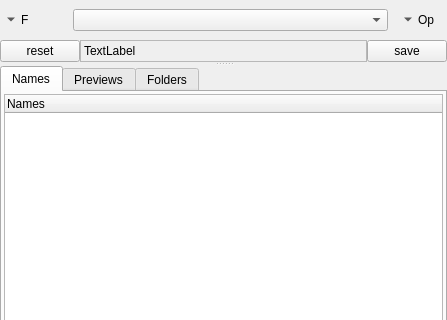
fontmatrix/fontmatrix, file src/listsdock.ui: the form before one commit; both pictures show x 0 to 447 and y 0 to 320 of the 447 by 723 pixel window.
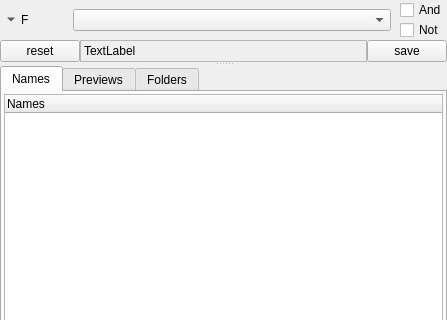
The form after the commit. Icons and pictures are not drawn. Custom widgets are drawn as their Qt base class.

Commit message: Tried - Always display filter operators since having them hidden in a popup menu got myself confused - comments welcome.

```diff
--- a/src/listsdock.ui
+++ b/src/listsdock.ui
@@ -153,22 +153,31 @@
             </widget>
            </item>
            <item>
-            <widget class="QToolButton" name="operationButton" >
-             <property name="text" >
-              <string>Op</string>
-             </property>
-             <property name="popupMode" >
-              <enum>QToolButton::InstantPopup</enum>
-             </property>
-             <property name="toolButtonStyle" >
-              <enum>Qt::ToolButtonTextBesideIcon</enum>
-             </property>
-             <property name="autoRaise" >
-              <bool>true</bool>
-             </property>
-             <property name="arrowType" >
-              <enum>Qt::DownArrow</enum>
-             </property>
+            <widget class="QWidget" native="1" name="widget_2" >
+             <layout class="QGridLayout" name="gridLayout_5" >
+              <property name="margin" >
+               <number>0</number>
+              </property>
+              <property name="spacing" >
+               <number>0</number>
+              </property>
+              <item row="1" column="1" >
+               <widget class="QCheckBox" name="operationNOT" >
+                <property name="text" >
+                 <string>Not</string>
+                </property>
+               </widget>
+              </item>
+              <item row="0" column="1" >
+               <widget class="QCheckBox" name="operationAND" >
+                <property name="text" >
+                 <string>And</string>
+                </property>
+               </widget>
+              </item>
+             </layout>
+             <zorder>operationNOT</zorder>
+             <zorder>operationAND</zorder>
             </widget>
            </item>
           </layout>
```
Left out of the diff: 1 changed line with no effect on the pictures. The commit also changes 3 other files.
